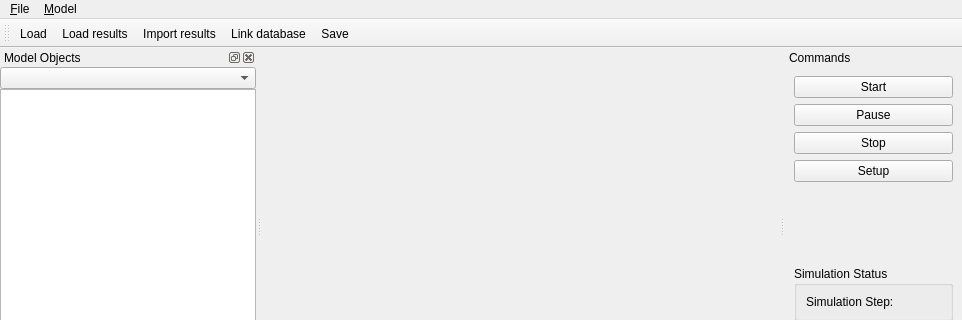
frabas/DISPLACE_GUI, file qtgui/mainwindow.ui: the form before one commit; both pictures show x 0 to 962 and y 0 to 320 of the 962 by 692 pixel window.
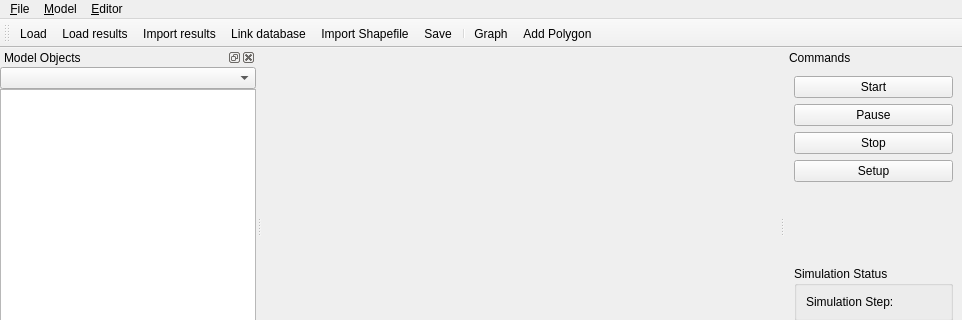
The form after the commit. Icons and pictures are not drawn. Custom widgets are drawn as their Qt base class.

Commit message: Gui: Additional commands added to menu/tool bar

What changed in the file:
```diff
--- a/qtgui/mainwindow.ui
+++ b/qtgui/mainwindow.ui
@@ -60,8 +60,16 @@
     <addaction name="separator"/>
     <addaction name="actionQuit"/>
    </widget>
+   <widget class="QMenu" name="menu_Editor">
+    <property name="title">
+     <string>&amp;Editor</string>
+    </property>
+    <addaction name="actionGraph"/>
+    <addaction name="actionAdd_Polygon"/>
+   </widget>
    <addaction name="menu_File"/>
    <addaction name="menu_Model"/>
+   <addaction name="menu_Editor"/>
   </widget>
   <widget class="QStatusBar" name="statusbar"/>
   <widget class="QDockWidget" name="objectMapView">
@@ -485,7 +493,11 @@
    <addaction name="actionLoad_results"/>
    <addaction name="actionImport_results"/>
    <addaction name="action_Link_database"/>
+   <addaction name="actionImport_Shapefile"/>
    <addaction name="actionSave"/>
+   <addaction name="separator"/>
+   <addaction name="actionGraph"/>
+   <addaction name="actionAdd_Polygon"/>
   </widget>
   <action name="action_Load">
    <property name="icon">
@@ -546,6 +558,38 @@
     <string>&amp;Link database...</string>
    </property>
   </action>
+  <action name="actionConfiguration">
+   <property name="text">
+    <string>Configuration...</string>
+   </property>
+  </action>
+  <action name="actionGraph">
+   <property name="icon">
+    <iconset resource="qtgui.qrc">
+     <normaloff>:/icons/graph.png</normaloff>:/icons/graph.png</iconset>
+   </property>
+   <property name="text">
+    <string>Graph...</string>
+   </property>
+  </action>
+  <action name="actionAdd_Polygon">
+   <property name="icon">
+    <iconset resource="qtgui.qrc">
+     <normaloff>:/icons/geometry.png</normaloff>:/icons/geometry.png</iconset>
+   </property>
+   <property name="text">
+    <string>Add Polygon</string>
+   </property>
+  </action>
+  <action name="actionImport_Shapefile">
+   <property name="icon">
+    <iconset resource="qtgui.qrc">
+     <normaloff>:/icons/compass.png</normaloff>:/icons/compass.png</iconset>
+   </property>
+   <property name="text">
+    <string>Import Shapefile...</string>
+   </property>
+  </action>
  </widget>
  <customwidgets>
   <customwidget>
```
Left out of the diff: 2 changed lines with no effect on the pictures.
